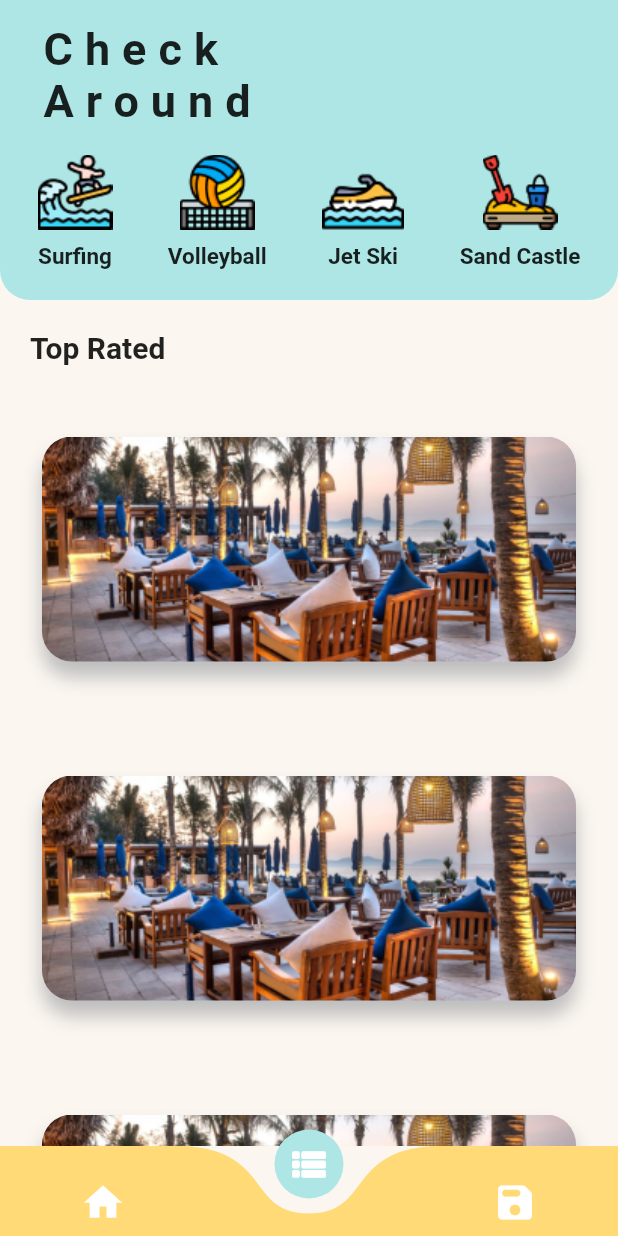
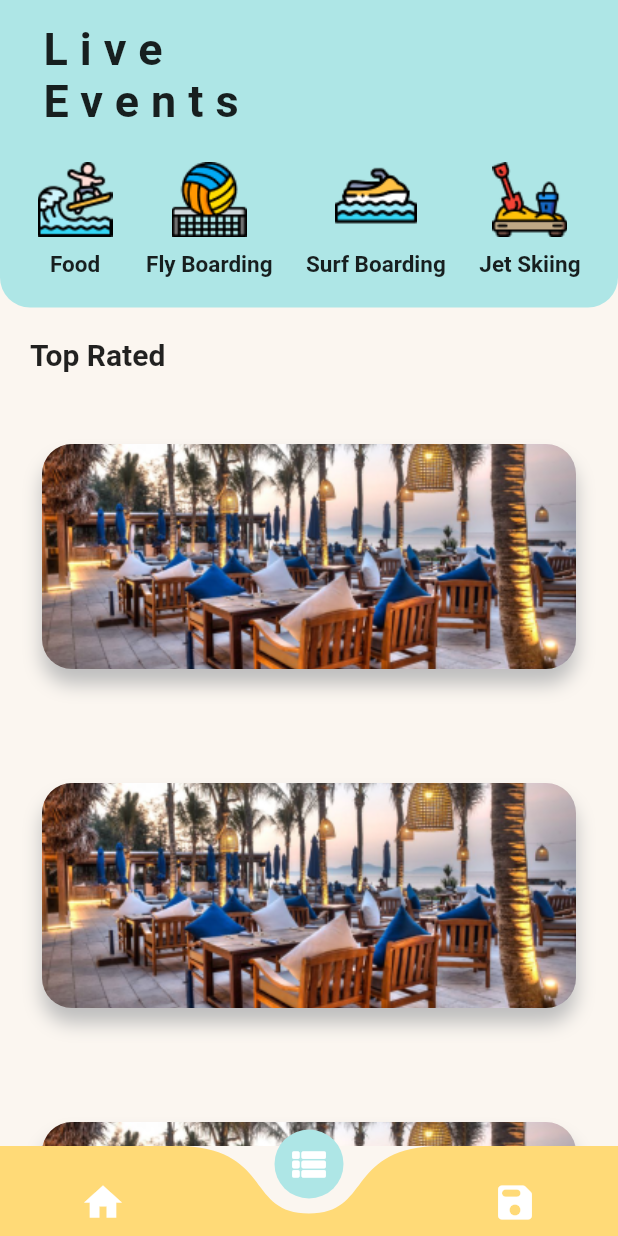
Before and after one commit to ctrl-gaurav/BeachMates-App, a Flutter app: the screen it shows after launch, item 2 of the bottom bar chosen, on a phone screen of 412 x 824 dp. Run offline on Flutter 3.47's test engine with Material 2 defaults, Android fonts, the phone set to English and light mode, and no system bars; drawn by our look-alikes of curved_navigation_bar; our stand-ins replace flutter_tindercard, google_fonts.

```diff
--- a/App/lib/SecondScreen.dart
+++ /dev/null
@@ -1,17 +0,0 @@
-import 'package:flutter/material.dart';
-
-class SecondScreen extends StatefulWidget {
-  @override
-  _SecondScreenState createState() => _SecondScreenState();
-}
-
-class _SecondScreenState extends State<SecondScreen> {
-
-  @override
-  Widget build(BuildContext context) {
-    return Scaffold(
-      backgroundColor: Colors.deepPurpleAccent,
-
-    );
-  }
-}
--- a/App/lib/main.dart
+++ b/App/lib/main.dart
@@ -1,5 +1,5 @@
 import 'package:b2b/constants/colors.dart';
-import 'package:b2b/tab_bar.dart';
+import 'package:b2b/widgets/tab_bar.dart';
 import 'package:flutter/material.dart';
 import 'package:flutter/services.dart';
 import 'package:google_fonts/google_fonts.dart';
--- a/App/lib/screens/second_screen/live_events_categories.dart
+++ /dev/null
@@ -1,18 +0,0 @@
-final List liveEventsCategories = [
-  {
-    "image": "assets/images/surfing.png",
-    "category": "Surfing",
-  },
-  {
-    "image": "assets/images/volleyball.png",
-    "category": "Volleyball",
-  },
-  {
-    "image": "assets/images/jetski.png",
-    "category": "Jet Ski",
-  },
-  {
-    "image": "assets/images/sandcastle.png",
-    "category": "Sand Castle",
-  },
-];
--- a/App/lib/screens/second_screen/live_events_header.dart
+++ /dev/null
@@ -1,57 +0,0 @@
-import 'package:b2b/constants/colors.dart';
-import 'package:b2b/screens/second_screen/live_events_categories.dart';
-import 'package:flutter/material.dart';
-
-Widget liveEventsHeader({Size size}) {
-  return Container(
-    width: size.width,
-    padding: EdgeInsets.only(
-      top: 15,
-      right: 25,
-      bottom: 20,
-      left: 25,
-    ),
-    decoration: BoxDecoration(
-      color: kblue,
-      borderRadius: BorderRadius.only(
-        bottomLeft: Radius.circular(20),
-        bottomRight: Radius.circular(20),
-      ),
-    ),
-    child: Column(
-      crossAxisAlignment: CrossAxisAlignment.start,
-      children: [
-        Text(
-          "Check\nAround",
-          style: TextStyle(
-            fontSize: 30,
-            fontWeight: FontWeight.w600,
-            letterSpacing: 8,
-          ),
-        ),
-        SizedBox(height: 18),
-        Row(
-          mainAxisAlignment: MainAxisAlignment.spaceBetween,
-          crossAxisAlignment: CrossAxisAlignment.end,
-          children: liveEventsCategories.map((item) {
-            return Column(
-              children: [
-                Image.asset(item["image"]),
-                SizedBox(
-                  height: (item["category"] != "Jet Ski") ? 9 : 0,
-                ),
-                Text(
-                  item["category"],
-                  style: TextStyle(
-                    fontSize: 15,
-                    fontWeight: FontWeight.w600,
-                  ),
-                ),
-              ],
-            );
-          }).toList(),
-        ),
-      ],
-    ),
-  );
-}
--- a/App/lib/tab_bar.dart
+++ b/App/lib/widgets/tab_bar.dart
@@ -1,10 +1,9 @@
 import 'package:b2b/constants/colors.dart';
+import 'package:b2b/screens/SecondScreen.dart';
 import 'package:b2b/screens/live_events_screen.dart';
 import 'package:b2b/screens/third_screen/ThirdScreen.dart';
 import 'package:flutter/material.dart';
 import 'package:curved_navigation_bar/curved_navigation_bar.dart';
-import 'screens/second_screen/SecondScreen.dart';
-
 
 class Tabbar extends StatelessWidget {
   @override
```
Also changed, not shown: App/lib/ThirdScreen.dart (deleted, +0 -17 lines), App/lib/screens/SecondScreen.dart (renamed from App/lib/screens/second_screen/SecondScreen.dart, +13 -29 lines), App/lib/screens/event_details_screen.dart (added, +102 -0 lines), App/lib/widgets/live_events_cards.dart (+12 -1 lines).
